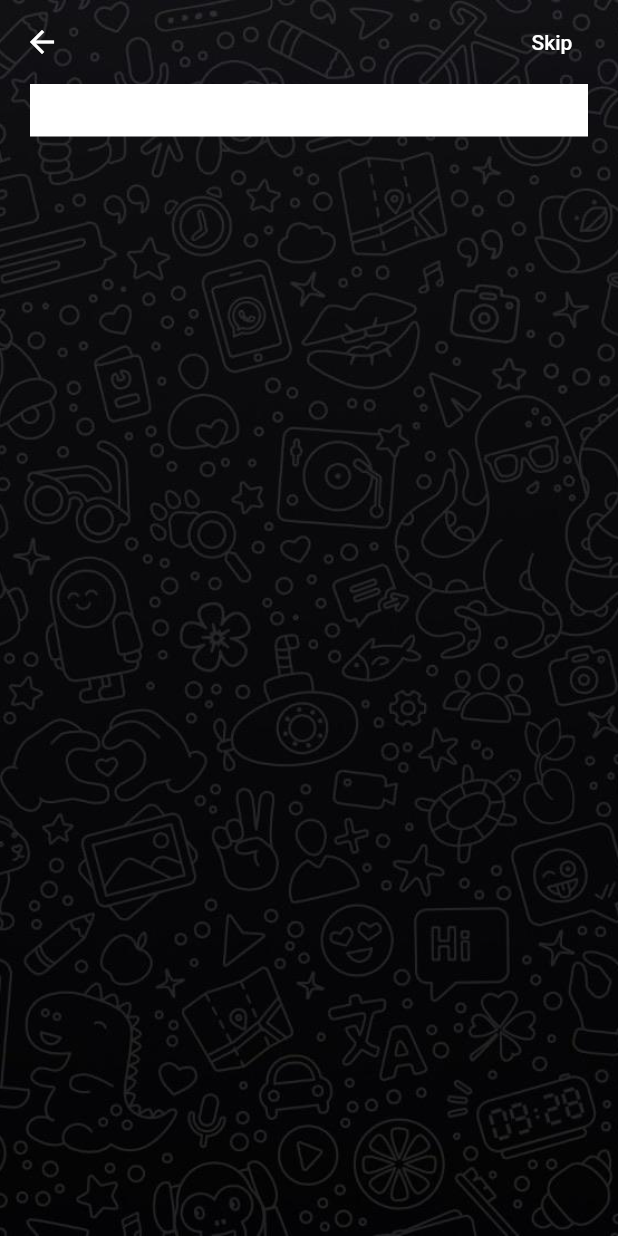
After one commit to spmendieta/triviapp, a Flutter app: the Home screen opened directly, on a phone screen of 412 x 824 dp. The commit adds this screen. Run offline on Flutter 3.47's test engine with Material 2 defaults, Android fonts, the phone set to English and light mode, and no system bars.

Commit message:
Started home-questions screen

```diff
--- /dev/null
+++ b/lib/screens/components/body.dart
@@ -0,0 +1,37 @@
+import 'package:flutter/material.dart';
+import 'package:triviapp/util/constants.dart';
+
+class Body extends StatelessWidget {
+  const Body({Key key}) : super(key: key);
+
+  @override
+  Widget build(BuildContext context) {
+    return Stack(
+      children: [_createBackground(), _createTimer()],
+    );
+  }
+
+  Widget _createBackground() {
+    return Container(
+      decoration: BoxDecoration(
+          image: DecorationImage(
+              image: AssetImage(PATH_BACKGROUND_IMAGE), fit: BoxFit.cover)),
+    );
+  }
+
+  Widget _createTimer() {
+    return SafeArea(
+        child: Padding(
+      padding: EdgeInsets.symmetric(horizontal: DEFAULT_PADDING),
+      child: Column(
+        children: [
+          Container(
+            width: DOUBLE_INFINITY,
+            height: 35,
+            color: Colors.white,
+          )
+        ],
+      ),
+    ));
+  }
+}
--- a/lib/screens/home.dart
+++ b/lib/screens/home.dart
@@ -1,5 +1,27 @@
 import 'package:flutter/material.dart';
+import 'package:triviapp/screens/components/body.dart';
+import 'package:triviapp/util/constants.dart';
 
-class Home {
+class Home extends StatelessWidget {
+  @override
+  Widget build(BuildContext context) {
+    return Scaffold(
+      extendBodyBehindAppBar: true,
+      appBar: _createAppbar(),
+      body: new Body(),
+    );
+  }
 
+  Widget _createAppbar() {
+    return AppBar(
+      backgroundColor: Colors.transparent,
+      elevation: 0,
+      actions: [
+        FlatButton(
+          onPressed: () {},
+          child: Text(TEXT_HOME_SKIP),
+        ),
+      ],
+    );
+  }
 }
--- a/lib/screens/welcome.dart
+++ b/lib/screens/welcome.dart
@@ -21,7 +21,7 @@ class Welcome extends StatelessWidget {
     return Container(
       decoration: BoxDecoration(
           image: DecorationImage(
-              image: AssetImage("assets/icons/bg.jpg"), fit: BoxFit.cover)),
+              image: AssetImage(PATH_BACKGROUND_IMAGE), fit: BoxFit.cover)),
     );
   }
 
--- a/lib/util/constants.dart
+++ b/lib/util/constants.dart
@@ -20,3 +20,9 @@ const double DOUBLE_INFINITY = double.infinity;
 const String TITLE_WELCOME = "¿Estás listo para el desafío?";
 const String TITLE_WELCOME_INFO = "Ingresa tu información";
 const String TITLE_WELCOME_OKBUTTON = "¡Inicia el juego!";
+const String TEXT_HOME_SKIP = "Skip";
+
+// Resources
+
+const String PATH_BACKGROUND_IMAGE = "assets/icons/bg.jpg";
+const String PATH_CLOCK_SVG = "assets/icons/clock.svg";
```
